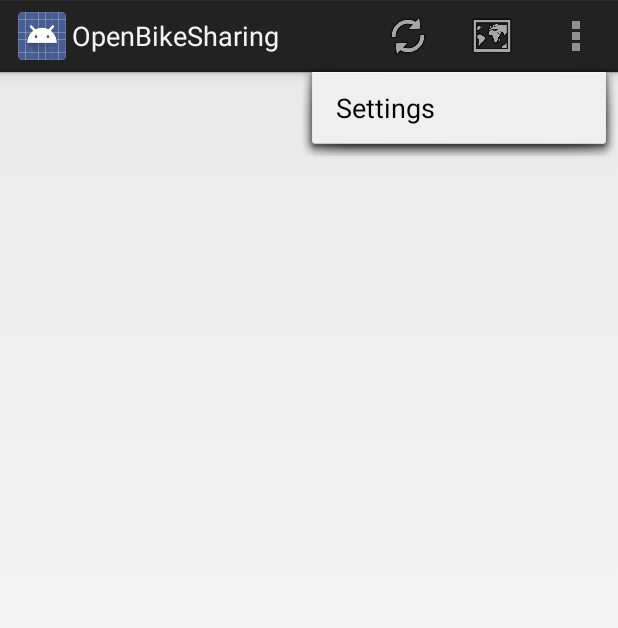
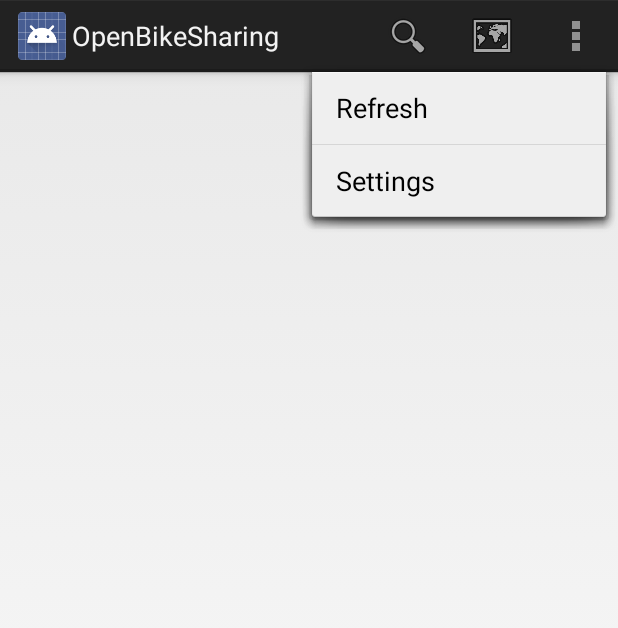
Before and after one commit to bparmentier/OpenBikeSharing, an Android app: the screen it shows after launch (StationsListActivity), with the options menu open, on a phone screen of 412 x 824 dp. Shown: the top 628 px of the screen. Run offline under Robolectric (Android 15) with nearby library versions, the phone set to English and light mode, and no system bars.

Commit message:
Add search box in action bar in stations list screen

```diff
--- a/app/src/main/res/menu/stations_list.xml
+++ b/app/src/main/res/menu/stations_list.xml
@@ -21,21 +21,29 @@
 
     <item
         android:id="@+id/action_refresh"
-        android:title="@string/action_refresh"
-        android:orderInCategory="100"
+        android:icon="@drawable/ic_menu_refresh"
+        android:orderInCategory="2"
         android:showAsAction="ifRoom"
-        android:icon="@drawable/ic_menu_refresh" />
+        android:title="@string/action_refresh" />
 
     <item
         android:id="@+id/action_map"
-        android:title="@string/action_map"
-        android:orderInCategory="100"
+        android:icon="@drawable/ic_menu_mapmode"
+        android:orderInCategory="3"
         android:showAsAction="always"
-        android:icon="@drawable/ic_menu_mapmode" />
+        android:title="@string/action_map" />
+
+    <item
+        android:id="@+id/action_search"
+        android:actionViewClass="android.widget.SearchView"
+        android:icon="@android:drawable/ic_menu_search"
+        android:orderInCategory="1"
+        android:showAsAction="ifRoom|collapseActionView"
+        android:title="@string/action_search" />
 
     <item
         android:id="@+id/action_settings"
-        android:title="@string/action_settings"
-        android:orderInCategory="100"
-        android:showAsAction="never" />
+        android:orderInCategory="4"
+        android:showAsAction="never"
+        android:title="@string/action_settings" />
 </menu>
--- a/app/src/main/res/values/strings.xml
+++ b/app/src/main/res/values/strings.xml
@@ -31,6 +31,7 @@
     <string name="action_directions">Directions</string>
     <string name="action_favorite">Favorite</string>
     <string name="action_my_location">My location</string>
+    <string name="action_search">Search</string>
 
     <!-- Activities titles -->
     <string name="title_activity_stations_list">Stations</string>
```
Also changed, not shown: app/src/main/java/be/brunoparmentier/openbikesharing/app/SearchStationAdapter.java (added, +71 -0 lines), app/src/main/java/be/brunoparmentier/openbikesharing/app/ui/StationsListActivity.java (+48 -0 lines), app/src/main/res/drawable-hdpi/ic_menu_search.png (added), app/src/main/res/drawable-mdpi/ic_menu_search.png (added), app/src/main/res/drawable-xhdpi/ic_menu_search.png (added), app/src/main/res/drawable-xxhdpi/ic_menu_search.png (added), 1 other file.
